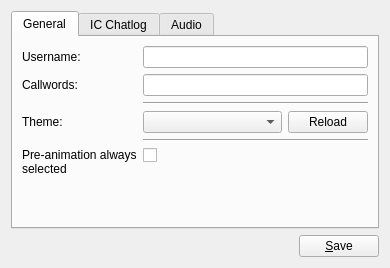
Qt form res/ui/config_panel.ui (Chrezm/DRO-Client) before a commit.
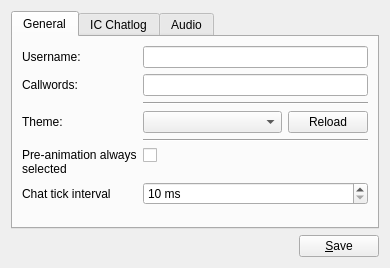
The same form after that commit.

Commit message: Add chat_tick_interval option

Patch:
```diff
--- a/res/ui/config_panel.ui
+++ b/res/ui/config_panel.ui
@@ -137,6 +137,29 @@
          </property>
         </widget>
        </item>
+       <item row="6" column="0">
+        <widget class="QLabel" name="chat_tick_interval_label">
+         <property name="text">
+          <string>Chat tick interval</string>
+         </property>
+         <property name="wordWrap">
+          <bool>true</bool>
+         </property>
+        </widget>
+       </item>
+       <item row="6" column="1">
+        <widget class="QSpinBox" name="chat_tick_interval">
+         <property name="suffix">
+          <string> ms</string>
+         </property>
+         <property name="minimum">
+          <number>10</number>
+         </property>
+         <property name="maximum">
+          <number>999</number>
+         </property>
+        </widget>
+       </item>
       </layout>
      </widget>
      <widget class="QWidget" name="tab_2">
```
Left out of the diff: 2 changed lines with no effect on the pictures. The commit also changes 7 other files.
